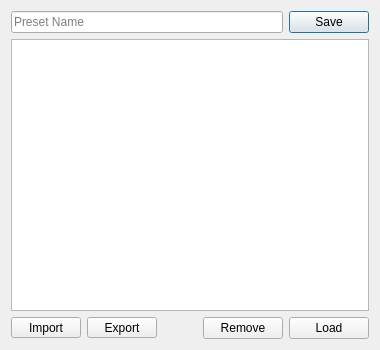
Audio4Linux/JDSP4Linux, file preset.ui: the form before one commit.
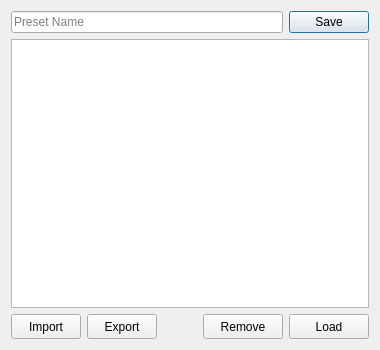
The form after the commit. Icons and pictures are not drawn.

What changed in the file:
```diff
--- a/preset.ui
+++ b/preset.ui
@@ -71,7 +71,7 @@
        <property name="minimumSize">
         <size>
          <width>70</width>
-         <height>0</height>
+         <height>25</height>
         </size>
        </property>
        <property name="text">
@@ -87,7 +87,7 @@
        <property name="minimumSize">
         <size>
          <width>70</width>
-         <height>0</height>
+         <height>25</height>
         </size>
        </property>
        <property name="text">
@@ -116,7 +116,7 @@
        <property name="minimumSize">
         <size>
          <width>80</width>
-         <height>0</height>
+         <height>25</height>
         </size>
        </property>
        <property name="text">
@@ -129,7 +129,7 @@
        <property name="minimumSize">
         <size>
          <width>80</width>
-         <height>0</height>
+         <height>25</height>
         </size>
        </property>
        <property name="text">
```
